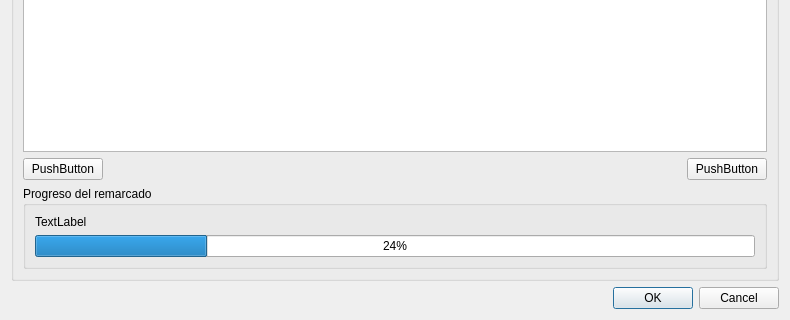
tranfuga25s/gestotux, file plugins/productos/dremarcadormasivobase.ui: the form before one commit; both pictures show x 0 to 790 and y 238 to 558 of the 790 by 558 pixel window.
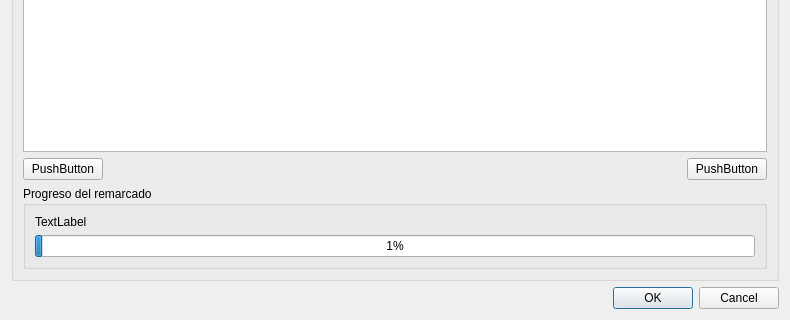
The form after the commit. Custom widgets are drawn as their Qt base class.

```diff
--- a/plugins/productos/dremarcadormasivobase.ui
+++ b/plugins/productos/dremarcadormasivobase.ui
@@ -235,7 +235,7 @@
          <item>
           <widget class="QProgressBar" name="PgBAvance">
            <property name="value">
-            <number>24</number>
+            <number>1</number>
            </property>
           </widget>
          </item>
```
